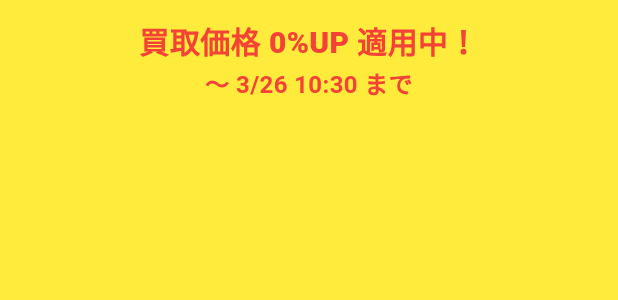
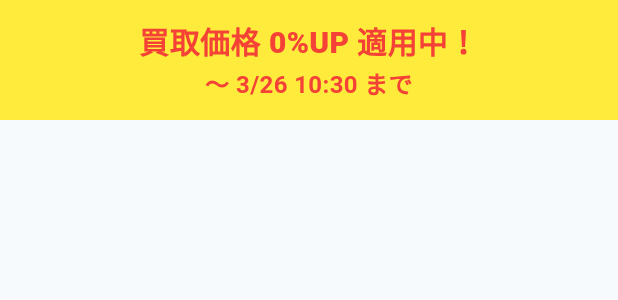
Before and after one commit to kkjarvis3166-debug/jarvis-app, a Flutter app: the NeonBanner widget shown alone on an empty page, opened directly with empty values, on a phone screen of 412 x 824 dp. Shown: the top 300 px of the screen. Run offline on Flutter 3.47's test engine with Material 3 defaults, Android fonts, the phone set to English and light mode, and no system bars; our stand-ins replace shared_preferences; accounts and stored records are empty.

Commit message:
装飾の不具合を解消

```diff
--- a/lib/main.dart
+++ b/lib/main.dart
@@ -550,7 +550,7 @@ class _ResearchPageState extends State<ResearchPage> {
       );
 }
 
-// --- ネオンバナーコンポーネント (時計回り ＆ UI調整版) ---
+// --- ネオンバナーコンポーネント (【完全修正】時計回り・レイアウト修正版) ---
 class NeonBanner extends StatefulWidget {
   final double rate;
   final DateTime endTime;
@@ -566,7 +566,7 @@ class _NeonBannerState extends State<NeonBanner> with SingleTickerProviderStateM
   @override
   void initState() {
     super.initState();
-    // 回転スピードを調整（3秒で1周）
+    // 回転スピード（3秒で1周）
     _controller = AnimationController(vsync: this, duration: const Duration(seconds: 3))..repeat();
   }
 
@@ -578,25 +578,11 @@ class _NeonBannerState extends State<NeonBanner> with SingleTickerProviderStateM
 
   @override
   Widget build(BuildContext context) {
-    return Container(
-      width: double.infinity,
-      color: Colors.yellow, // 黄色背景
-      child: Stack(
+    // バナー全体の高さを、中のテキストの高さ＋Padding（枠の幅）分にする
+    final textColumn = Column(
+      mainAxisSize: MainAxisSize.min, // 最小限の高さに
       children: [
-          // 時計回り電飾（CustomPaint）
-          Positioned.fill(
-            child: AnimatedBuilder(
-              animation: _controller,
-              builder: (context, child) => CustomPaint(painter: NeonPainter(progress: _controller.value)),
-            ),
-          ),
-          // テキスト部分
-          Padding(
-            padding: const EdgeInsets.symmetric(vertical: 12),
-            child: Center(
-              child: Column(
-                children: [
-                  // メインテキスト（【現在】を削除）
+        // メインテキスト
         Text(
           '買取価格 ${widget.rate.toInt()}%UP 適用中！',
           style: const TextStyle(
@@ -616,11 +602,28 @@ class _NeonBannerState extends State<NeonBanner> with SingleTickerProviderStateM
           ),
         ),
       ],
+    );
+
+    return Container(
+      width: double.infinity,
+      color: Colors.yellow, // 最外層（黄色背景）
+      child: Stack(
+        alignment: Alignment.center, // テキスト部分を中央に
+        children: [
+          // 時計回り電飾（最外層Containerの全領域に広がる）
+          Positioned.fill(
+            child: AnimatedBuilder(
+              animation: _controller,
+              builder: (context, child) => CustomPaint(painter: NeonPainter(progress: _controller.value)),
             ),
           ),
-          ),
-        ],
-      ),
+          // テキスト部分（LED枠の内側にPaddingを持って配置）
+          Padding(
+            padding: const EdgeInsets.all(12.0), // LED枠の幅（上下左右12px）
+            child: textColumn,
+          )
+        ]
+      )
     );
   }
 }
@@ -639,12 +642,12 @@ class NeonPainter extends CustomPainter {
     const double dotSize = 5.0; // LEDの大きさ
     const double spacing = 15.0; // LEDの間隔
 
-    // 四辺を巡るパスを作成 (内側3pxの位置に配置)
+    // バナーの四辺を巡るパスを作成
     final path = Path()
-      ..moveTo(0, 3) // 左上
-      ..lineTo(size.width, 3) // 上辺：左→右
-      ..lineTo(size.width, size.height - 3) // 右辺：上→下
-      ..lineTo(0, size.height - 3) // 下辺：右→左
+      ..moveTo(0, 0) // 左上
+      ..lineTo(size.width, 0) // 上辺：左→右
+      ..lineTo(size.width, size.height) // 右辺：上→下
+      ..lineTo(0, size.height) // 下辺：右→左
       ..close(); // 左辺：下→上（閉じる）
 
     // パスの計測情報を取得
@@ -655,7 +658,7 @@ class NeonPainter extends CustomPainter {
 
     // パスに沿って一定間隔でドットを描画
     for (double distance = 0; distance < totalLength; distance += spacing) {
-      // 現在の距離に対応する座標（Tangent）を取得
+      // 現在の距離に対応する座標を取得
       final tangent = metric.getTangentForOffset(distance);
       if (tangent == null) continue;
       final offset = tangent.position;
@@ -665,7 +668,6 @@ class NeonPainter extends CustomPainter {
 
       // 流れるような点滅ロジック
       // progress(0->1)が増える時、positionRatio(パス上の位置)が追いかけるように不透明度を計算
-      // これで時計回りの回転に見える
       final opacity = ((progress - positionRatio) % 1.0);
 
       // 不透明度が一定以上のドットだけを明るく光らせる（チェイス演出）
```
Lines whose indentation alone changed are shown as unchanged.
